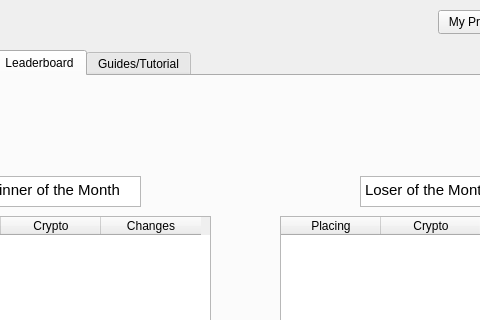
SushantKumarPandey/Crypto-Tradeing-App-with-fake-currency, file client/form.ui: the form before one commit; both pictures show x 152 to 632 and y 0 to 320 of the 800 by 600 pixel window.
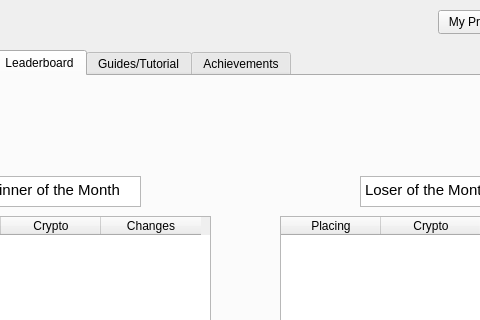
The form after the commit. The open tabs and pages were chosen to show the change.

Commit message: fix: unnötige Dateinen gelöscht Feat: Achivements tab (generellles design)

The edit to the form file:
```diff
--- a/client/form.ui
+++ b/client/form.ui
@@ -205,6 +205,11 @@
       </property>
      </widget>
     </widget>
+    <widget class="QWidget" name="tab_5">
+     <attribute name="title">
+      <string>Achievements</string>
+     </attribute>
+    </widget>
    </widget>
    <widget class="QWidget" name="widget_4" native="true">
     <property name="geometry">
```
Left out of the diff: 2 changed lines with no effect on the pictures. The commit also changes 2 other files.
